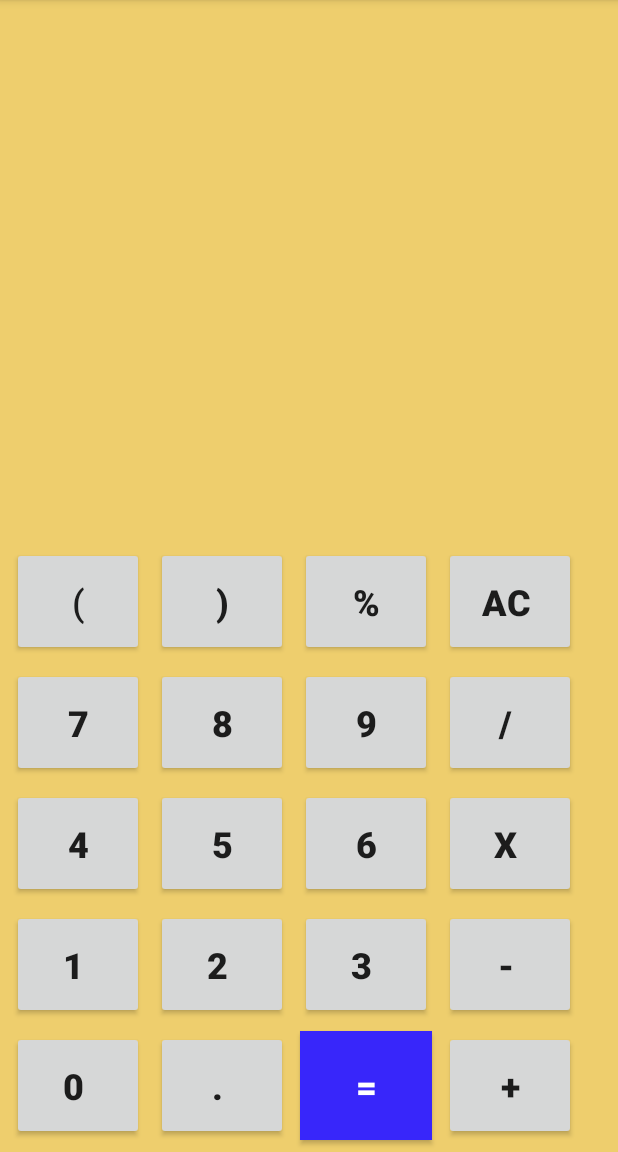
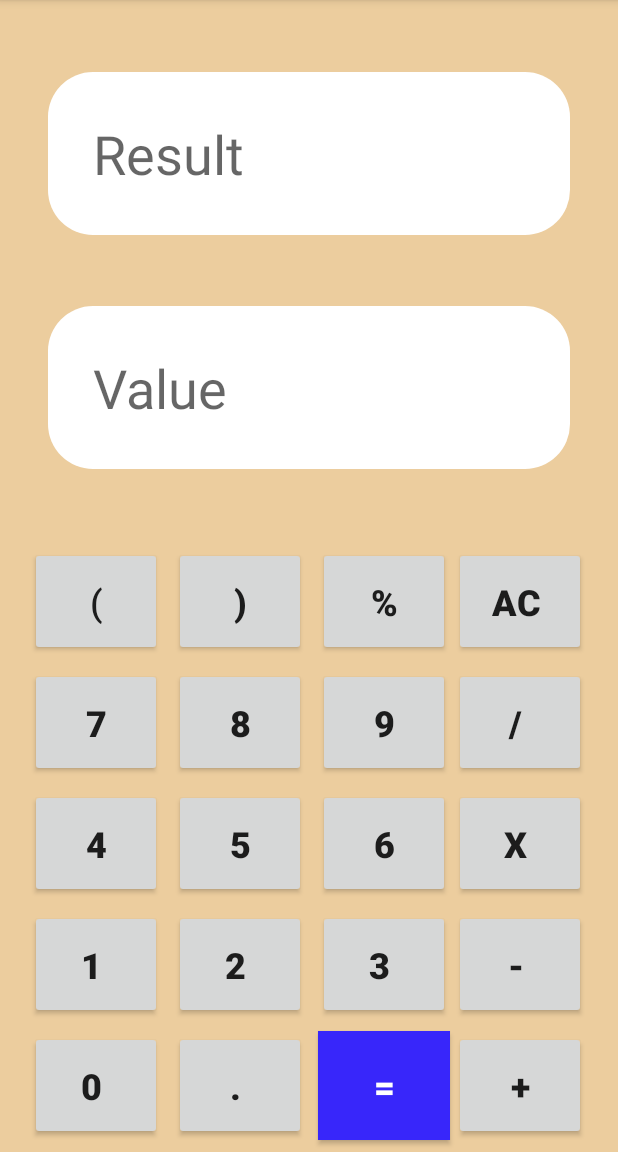
Before and after one commit to sudhirkr0304/SimpleCalculator, an Android app: the screen it shows after launch (MainActivity), on a phone screen of 412 x 824 dp, the part 84-1236 px from its top. Run offline under Robolectric (Android 15) with nearby library versions, the phone set to English and light mode, and no system bars.

Commit message:
New updated ui

```diff
--- /dev/null
+++ b/app/src/main/res/drawable/rounded_button.xml
@@ -0,0 +1,9 @@
+<?xml version="1.0" encoding="utf-8"?>
+<shape xmlns:android="http://schemas.android.com/apk/res/android"
+
+    android:shape="rectangle">
+
+   <solid android:color="@color/whitecolor" />
+    <corners android:radius="30dp" />
+
+</shape>
--- a/app/src/main/res/layout/activity_main.xml
+++ b/app/src/main/res/layout/activity_main.xml
@@ -5,15 +5,15 @@
     android:id="@+id/mainactivity"
     android:layout_width="match_parent"
     android:layout_height="match_parent"
-    android:background="#EECE6D"
-    tools:context=".MainActivity" >
+    android:background="@color/activitybackground"
+    tools:context=".MainActivity">
 
     <Button
         android:id="@+id/button"
         android:layout_width="wrap_content"
         android:layout_height="wrap_content"
-        android:layout_marginStart="8dp"
-        android:layout_marginLeft="8dp"
+        android:layout_marginStart="20dp"
+        android:layout_marginLeft="20dp"
         android:layout_marginBottom="8dp"
         android:padding="20dp"
         android:text="0 "
@@ -58,12 +58,15 @@
         android:layout_height="wrap_content"
         android:layout_marginStart="8dp"
         android:layout_marginLeft="8dp"
+        android:layout_marginEnd="27dp"
+        android:layout_marginRight="27dp"
         android:layout_marginBottom="8dp"
         android:padding="20dp"
         android:text="+"
         android:textSize="24sp"
         android:textStyle="bold"
         app:layout_constraintBottom_toBottomOf="parent"
+        app:layout_constraintEnd_toEndOf="parent"
         app:layout_constraintStart_toEndOf="@+id/button5"
         tools:text="/ " />
 
@@ -71,8 +74,8 @@
         android:id="@+id/button8"
         android:layout_width="wrap_content"
         android:layout_height="wrap_content"
-        android:layout_marginStart="8dp"
-        android:layout_marginLeft="8dp"
+        android:layout_marginStart="20dp"
+        android:layout_marginLeft="20dp"
         android:layout_marginBottom="8dp"
         android:padding="20dp"
         android:text="1 "
@@ -115,20 +118,23 @@
         android:layout_height="wrap_content"
         android:layout_marginStart="8dp"
         android:layout_marginLeft="8dp"
+        android:layout_marginEnd="27dp"
+        android:layout_marginRight="27dp"
         android:layout_marginBottom="8dp"
         android:padding="20dp"
         android:text="- "
         android:textSize="24sp"
         android:textStyle="bold"
         app:layout_constraintBottom_toTopOf="@+id/button6"
+        app:layout_constraintEnd_toEndOf="parent"
         app:layout_constraintStart_toEndOf="@+id/button10" />
 
     <Button
         android:id="@+id/button12"
         android:layout_width="wrap_content"
         android:layout_height="wrap_content"
-        android:layout_marginStart="8dp"
-        android:layout_marginLeft="8dp"
+        android:layout_marginStart="20dp"
+        android:layout_marginLeft="20dp"
         android:layout_marginBottom="8dp"
         android:padding="20dp"
         android:text="4"
@@ -172,20 +178,23 @@
         android:layout_height="wrap_content"
         android:layout_marginStart="8dp"
         android:layout_marginLeft="8dp"
+        android:layout_marginEnd="27dp"
+        android:layout_marginRight="27dp"
         android:layout_marginBottom="8dp"
         android:padding="20dp"
         android:text="x "
         android:textSize="24sp"
         android:textStyle="bold"
         app:layout_constraintBottom_toTopOf="@+id/button11"
+        app:layout_constraintEnd_toEndOf="parent"
         app:layout_constraintStart_toEndOf="@+id/button14" />
 
     <Button
         android:id="@+id/button16"
         android:layout_width="wrap_content"
         android:layout_height="wrap_content"
-        android:layout_marginStart="8dp"
-        android:layout_marginLeft="8dp"
+        android:layout_marginStart="20dp"
+        android:layout_marginLeft="20dp"
         android:layout_marginBottom="8dp"
         android:padding="20dp"
         android:text="7"
@@ -228,20 +237,23 @@
         android:layout_height="wrap_content"
         android:layout_marginStart="8dp"
         android:layout_marginLeft="8dp"
+        android:layout_marginEnd="27dp"
+        android:layout_marginRight="27dp"
         android:layout_marginBottom="8dp"
         android:padding="20dp"
         android:text="/ "
         android:textSize="24sp"
         android:textStyle="bold"
         app:layout_constraintBottom_toTopOf="@+id/button15"
+        app:layout_constraintEnd_toEndOf="parent"
         app:layout_constraintStart_toEndOf="@+id/button18" />
 
     <Button
         android:id="@+id/button22"
         android:layout_width="wrap_content"
         android:layout_height="wrap_content"
-        android:layout_marginStart="8dp"
-        android:layout_marginLeft="8dp"
+        android:layout_marginStart="20dp"
+        android:layout_marginLeft="20dp"
         android:layout_marginBottom="8dp"
         android:padding="20dp"
         android:text="("
@@ -283,12 +295,56 @@
         android:layout_height="wrap_content"
         android:layout_marginStart="8dp"
         android:layout_marginLeft="8dp"
+        android:layout_marginEnd="27dp"
+        android:layout_marginRight="27dp"
         android:layout_marginBottom="8dp"
         android:padding="20dp"
         android:text="Ac "
         android:textSize="24sp"
         android:textStyle="bold"
         app:layout_constraintBottom_toTopOf="@+id/button21"
+        app:layout_constraintEnd_toEndOf="parent"
         app:layout_constraintStart_toEndOf="@+id/button24" />
 
+    <EditText
+        android:id="@+id/editText2"
+        android:layout_width="match_parent"
+        android:layout_height="wrap_content"
+        android:layout_marginStart="32dp"
+        android:layout_marginLeft="32dp"
+        android:layout_marginTop="8dp"
+        android:layout_marginEnd="32dp"
+        android:layout_marginRight="32dp"
+        android:layout_marginBottom="8dp"
+        android:background="@drawable/rounded_button"
+        android:ems="10"
+        android:hint="Result"
+        android:inputType="textPersonName"
+        android:padding="30dp"
+        android:textSize="36sp"
+        app:layout_constraintBottom_toTopOf="@+id/editText3"
+        app:layout_constraintEnd_toEndOf="parent"
+        app:layout_constraintStart_toStartOf="parent"
+        app:layout_constraintTop_toTopOf="parent" />
+
+    <EditText
+        android:id="@+id/editText3"
+        android:layout_width="match_parent"
+        android:layout_height="wrap_content"
+        android:layout_marginStart="32dp"
+        android:layout_marginLeft="32dp"
+        android:layout_marginEnd="32dp"
+        android:layout_marginRight="32dp"
+        android:layout_marginBottom="52dp"
+        android:background="@drawable/rounded_button"
+        android:ems="10"
+        android:hint="Value"
+        android:inputType="textPersonName"
+        android:padding="30dp"
+        android:textSize="36sp"
+        app:layout_constraintBottom_toTopOf="@+id/button24"
+        app:layout_constraintEnd_toEndOf="parent"
+        app:layout_constraintHorizontal_bias="1.0"
+        app:layout_constraintStart_toStartOf="parent" />
+
 </android.support.constraint.ConstraintLayout>
--- a/app/src/main/res/values/colors.xml
+++ b/app/src/main/res/values/colors.xml
@@ -3,4 +3,6 @@
     <color name="colorPrimary">#008577</color>
     <color name="colorPrimaryDark">#00574B</color>
     <color name="colorAccent">#D81B60</color>
+    <color name="activitybackground">#ECCD9E</color>
+    <color name="whitecolor">#FFFFFF</color>
 </resources>
```
